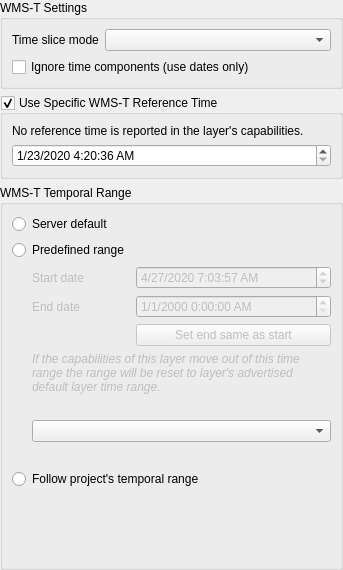
This is src/ui/qgswmstsettingswidgetbase.ui in qgis/QGIS as Qt 5 draws it before an edit. The edited form follows.
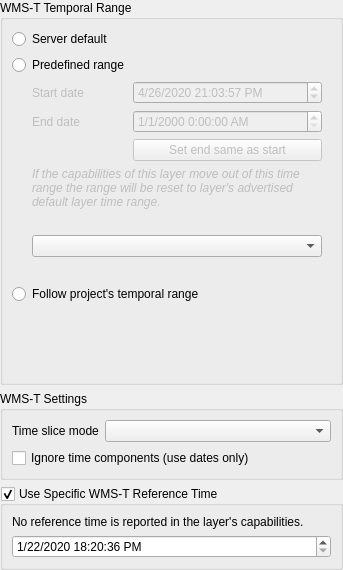
This is the edited form. The open tabs and pages were chosen to show the change. Custom widgets are drawn as their Qt base class.

Commit message: Move widget frames around for most logical ordering

What changed in the file:
```diff
--- a/src/ui/qgswmstsettingswidgetbase.ui
+++ b/src/ui/qgswmstsettingswidgetbase.ui
@@ -26,93 +26,6 @@
    <property name="bottomMargin">
     <number>0</number>
    </property>
-   <item>
-    <widget class="QGroupBox" name="groupBox">
-     <property name="title">
-      <string>WMS-T Settings</string>
-     </property>
-     <layout class="QGridLayout" name="gridLayout" columnstretch="0,1">
-      <item row="1" column="1">
-       <widget class="QComboBox" name="mFetchModeComboBox"/>
-      </item>
-      <item row="2" column="0" colspan="2">
-       <widget class="QCheckBox" name="mDisableTime">
-        <property name="toolTip">
-         <string>If checked the time component of temporal queries will be discarded and only the data component will be used in server requests</string>
-        </property>
-        <property name="text">
-         <string>Ignore time components (use dates only)</string>
-        </property>
-       </widget>
-      </item>
-      <item row="1" column="0">
-       <widget class="QLabel" name="label_16">
-        <property name="text">
-         <string>Time slice mode</string>
-        </property>
-       </widget>
-      </item>
-     </layout>
-    </widget>
-   </item>
-   <item>
-    <widget class="QGroupBox" name="mReferenceTimeGroupBox">
-     <property name="title">
-      <string>Use Specific WMS-T Reference Time</string>
-     </property>
-     <property name="checkable">
-      <bool>true</bool>
-     </property>
-     <layout class="QGridLayout" name="gridLayout_2">
-      <item row="0" column="0" colspan="2">
-       <widget class="QLabel" name="mReferenceTimeExtentLabel">
-        <property name="text">
-         <string>No reference time is reported in the layer's capabilities.</string>
-        </property>
-        <property name="wordWrap">
-         <bool>true</bool>
-        </property>
-       </widget>
-      </item>
-      <item row="1" column="0" colspan="2">
-       <widget class="QgsDateTimeEdit" name="mReferenceDateTimeEdit">
-        <property name="dateTime">
-         <datetime>
-          <hour>4</hour>
-          <minute>20</minute>
-          <second>36</second>
-          <year>2020</year>
-          <month>1</month>
-          <day>23</day>
-         </datetime>
-        </property>
-        <property name="date">
-         <date>
-          <year>2020</year>
-          <month>1</month>
-          <day>23</day>
-         </date>
-        </property>
-        <property name="currentSection">
-         <enum>QDateTimeEdit::MonthSection</enum>
-        </property>
-        <property name="displayFormat">
-         <string>M/d/yyyy H:mm:ss AP</string>
-        </property>
-        <property name="calendarPopup">
-         <bool>false</bool>
-        </property>
-        <property name="timeSpec">
-         <enum>Qt::UTC</enum>
-        </property>
-        <property name="allowNull" stdset="0">
-         <bool>false</bool>
-        </property>
-       </widget>
-      </item>
-     </layout>
-    </widget>
-   </item>
    <item>
     <widget class="QGroupBox" name="mWmstGroup">
      <property name="enabled">
@@ -186,6 +99,72 @@
           <property name="bottomMargin">
            <number>0</number>
           </property>
+          <item row="0" column="0">
+           <widget class="QFrame" name="mStaticStackedWidgetFrame">
+            <property name="frameShape">
+             <enum>QFrame::NoFrame</enum>
+            </property>
+            <property name="frameShadow">
+             <enum>QFrame::Raised</enum>
+            </property>
+            <layout class="QGridLayout" name="gridLayout_4">
+             <property name="leftMargin">
+              <number>0</number>
+             </property>
+             <property name="topMargin">
+              <number>0</number>
+             </property>
+             <property name="bottomMargin">
+              <number>0</number>
+             </property>
+             <item row="3" column="0">
+              <widget class="QFrame" name="mStaticWmstChoiceFrame">
+               <property name="frameShape">
+                <enum>QFrame::NoFrame</enum>
+               </property>
+               <property name="frameShadow">
+                <enum>QFrame::Raised</enum>
+               </property>
+               <layout class="QVBoxLayout" name="verticalLayout_4">
+                <property name="leftMargin">
+                 <number>20</number>
+                </property>
+                <property name="topMargin">
+                 <number>0</number>
+                </property>
+                <property name="rightMargin">
+                 <number>0</number>
+                </property>
+                <property name="bottomMargin">
+                 <number>0</number>
+                </property>
+                <item>
+                 <widget class="QComboBox" name="mStaticWmstRangeCombo"/>
+                </item>
+               </layout>
+              </widget>
+             </item>
+             <item row="0" column="0">
+              <widget class="QRadioButton" name="mDefaultRadio">
+               <property name="text">
+                <string>Server default</string>
+               </property>
+              </widget>
+             </item>
+             <item row="1" column="0">
+              <widget class="QRadioButton" name="mStaticTemporalRangeRadio">
+               <property name="text">
+                <string>Predefined range</string>
+               </property>
+              </widget>
+             </item>
+             <item row="4" column="0">
+              <widget class="QRadioButton" name="mProjectTemporalRangeRadio">
+               <property name="text">
+                <string>Follow project's temporal range</string>
+               </property>
+              </widget>
+             </item>
           <item row="2" column="0">
            <widget class="QFrame" name="mStaticWmstRangeFrame">
             <property name="enabled">
@@ -231,12 +210,12 @@
               <widget class="QgsDateTimeEdit" name="mStartStaticDateTimeEdit">
                <property name="dateTime">
                 <datetime>
-                 <hour>7</hour>
+                    <hour>21</hour>
                  <minute>3</minute>
                  <second>57</second>
                  <year>2020</year>
                  <month>4</month>
-                 <day>27</day>
+                    <day>26</day>
                 </datetime>
                </property>
                <property name="currentSection">
@@ -283,7 +262,7 @@
             </layout>
            </widget>
           </item>
-          <item row="6" column="0">
+             <item row="5" column="0">
            <widget class="QFrame" name="frame">
             <property name="frameShape">
              <enum>QFrame::NoFrame</enum>
@@ -317,56 +296,98 @@
             </layout>
            </widget>
           </item>
-          <item row="0" column="0">
-           <widget class="QRadioButton" name="mDefaultRadio">
-            <property name="text">
-             <string>Server default</string>
-            </property>
+            </layout>
            </widget>
           </item>
-          <item row="5" column="0">
-           <widget class="QRadioButton" name="mProjectTemporalRangeRadio">
+         </layout>
+        </widget>
+       </widget>
+      </item>
+     </layout>
+    </widget>
+   </item>
+   <item>
+    <widget class="QGroupBox" name="groupBox">
+     <property name="title">
+      <string>WMS-T Settings</string>
+     </property>
+     <layout class="QGridLayout" name="gridLayout" columnstretch="0,1">
+      <item row="1" column="1">
+       <widget class="QComboBox" name="mFetchModeComboBox"/>
+      </item>
+      <item row="2" column="0" colspan="2">
+       <widget class="QCheckBox" name="mDisableTime">
+        <property name="toolTip">
+         <string>If checked the time component of temporal queries will be discarded and only the data component will be used in server requests</string>
+        </property>
             <property name="text">
-             <string>Follow project's temporal range</string>
+         <string>Ignore time components (use dates only)</string>
             </property>
            </widget>
           </item>
           <item row="1" column="0">
-           <widget class="QRadioButton" name="mStaticTemporalRangeRadio">
+       <widget class="QLabel" name="label_16">
             <property name="text">
-             <string>Predefined range</string>
+         <string>Time slice mode</string>
             </property>
            </widget>
           </item>
-          <item row="3" column="0">
-           <widget class="QFrame" name="mStaticWmstChoiceFrame">
-            <property name="frameShape">
-             <enum>QFrame::NoFrame</enum>
-            </property>
-            <property name="frameShadow">
-             <enum>QFrame::Raised</enum>
-            </property>
-            <layout class="QVBoxLayout" name="verticalLayout_4">
-             <property name="leftMargin">
-              <number>20</number>
-             </property>
-             <property name="topMargin">
-              <number>0</number>
-             </property>
-             <property name="rightMargin">
-              <number>0</number>
-             </property>
-             <property name="bottomMargin">
-              <number>0</number>
-             </property>
+     </layout>
+    </widget>
+   </item>
              <item>
-              <widget class="QComboBox" name="mStaticWmstRangeCombo"/>
-             </item>
-            </layout>
-           </widget>
-          </item>
-         </layout>
-        </widget>
+    <widget class="QGroupBox" name="mReferenceTimeGroupBox">
+     <property name="title">
+      <string>Use Specific WMS-T Reference Time</string>
+     </property>
+     <property name="checkable">
+      <bool>true</bool>
+     </property>
+     <layout class="QGridLayout" name="gridLayout_2">
+      <item row="0" column="0" colspan="2">
+       <widget class="QLabel" name="mReferenceTimeExtentLabel">
+        <property name="text">
+         <string>No reference time is reported in the layer's capabilities.</string>
+        </property>
+        <property name="wordWrap">
+         <bool>true</bool>
+        </property>
+       </widget>
+      </item>
+      <item row="1" column="0" colspan="2">
+       <widget class="QgsDateTimeEdit" name="mReferenceDateTimeEdit">
+        <property name="dateTime">
+         <datetime>
+          <hour>18</hour>
+          <minute>20</minute>
+          <second>36</second>
+          <year>2020</year>
+          <month>1</month>
+          <day>22</day>
+         </datetime>
+        </property>
+        <property name="date">
+         <date>
+          <year>2020</year>
+          <month>1</month>
+          <day>22</day>
+         </date>
+        </property>
+        <property name="currentSection">
+         <enum>QDateTimeEdit::MonthSection</enum>
+        </property>
+        <property name="displayFormat">
+         <string>M/d/yyyy H:mm:ss AP</string>
+        </property>
+        <property name="calendarPopup">
+         <bool>false</bool>
+        </property>
+        <property name="timeSpec">
+         <enum>Qt::UTC</enum>
+        </property>
+        <property name="allowNull" stdset="0">
+         <bool>false</bool>
+        </property>
        </widget>
       </item>
      </layout>
```
Left out of the diff: 15 changed lines with no effect on the pictures. Lines whose indentation alone changed are shown as unchanged. The commit also changes 1 other file.
